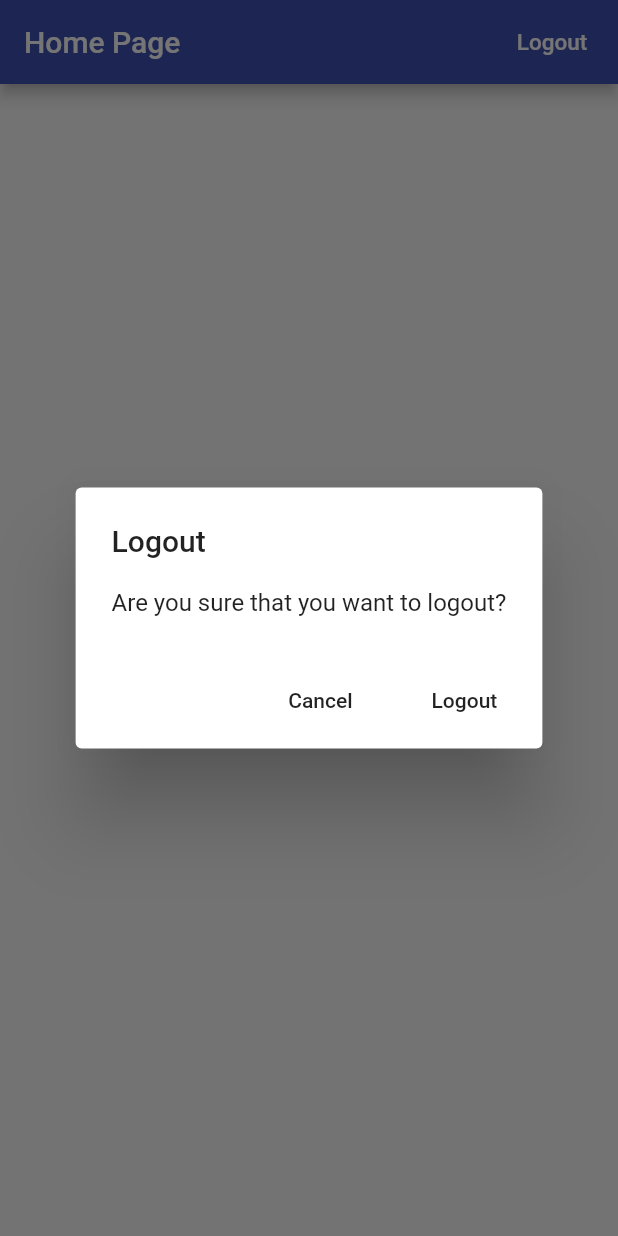
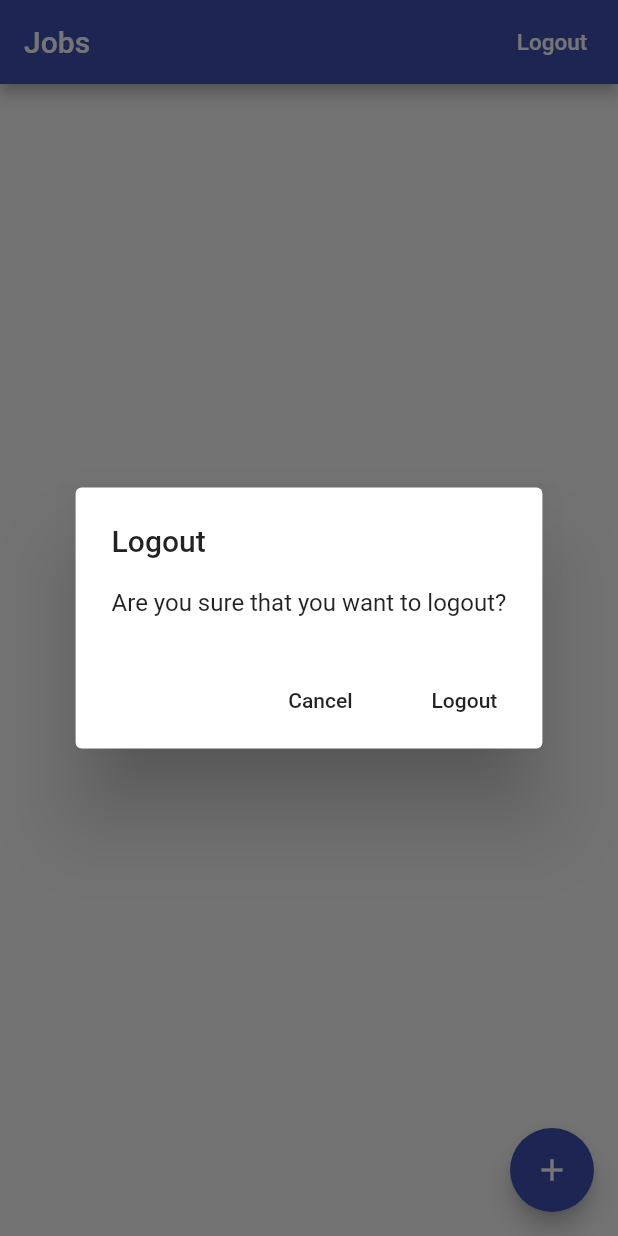
Before and after one commit to iammazharul/time_tracker, a Flutter app: the screen it shows once a user with an empty profile is signed in, after a tap on "Logout", on a phone screen of 412 x 824 dp. Run offline on Flutter 3.47's test engine with Material 2 defaults, Android fonts, the phone set to English and light mode, and no system bars; our stand-ins replace cloud_firestore, firebase_auth, firebase_core, google_sign_in; missing offline and left inert: flutter_facebook_login; accounts and stored records are empty.

Commit message:
17 Databases and Cloud Firestore

```diff
--- /dev/null
+++ b/lib/app/home/jobs_page.dart
@@ -0,0 +1,90 @@
+import 'package:cloud_firestore/cloud_firestore.dart';
+import 'package:flutter/material.dart';
+import 'package:provider/provider.dart';
+import 'package:time_tracker/app/models/job.dart';
+import 'package:time_tracker/common_widget/firebase_platform_exception_alert_dialog.dart';
+import 'package:time_tracker/common_widget/platform_alert_dialog.dart';
+import 'package:time_tracker/services/auth.dart';
+import 'package:time_tracker/services/database.dart';
+
+class JobsPage extends StatelessWidget {
+  Future<void> _signOut(BuildContext context) async {
+    try {
+      final auth = Provider.of<AuthBase>(context, listen: false);
+
+      await auth.signOut();
+    } catch (e) {
+      print(e.toString());
+    }
+  }
+
+  Future<void> _confrimSignOut(BuildContext context) async {
+    final didRequestSignOut = await PlatformAlertDialog(
+      title: 'Logout',
+      content: 'Are you sure that you want to logout?',
+      defaultActiontext: 'Logout',
+      cancelActiontext: 'Cancel',
+    ).show(context);
+    if (didRequestSignOut == true) {
+      _signOut(context);
+    }
+  }
+
+  Future<void> _createJob(BuildContext context) async {
+    try {
+      final database = Provider.of<Database>(context, listen: false);
+      await database.createJob(Job(name: 'Youtubeing', ratePerHour: 15));
+    } on FirebaseException catch (exception) {
+      FirebasePlatformExceptionAlertDialog(
+        title: 'Operation failed',
+        exception: exception,
+      ).show(context);
+    }
+  }
+
+  Widget _buildContent(BuildContext context) {
+    final database = Provider.of<Database>(context);
+
+    return StreamBuilder<List<Job>>(
+      stream: database.jobsStream(),
+      builder: (context, snapshot) {
+        if (snapshot.hasData) {
+          final jobs = snapshot.data;
+          final children = jobs
+              .map(
+                (job) => Text(job.name),
+              )
+              .toList();
+          return ListView(
+            children: children,
+          );
+        }
+        return Center(child: CircularProgressIndicator());
+      },
+      );
+  }
+
+  @override
+  Widget build(BuildContext context) {
+    // final database = Provider.of<Database>(context, listen: false);
+    return Scaffold(
+      appBar: AppBar(
+        title: Text('Jobs'),
+        actions: [
+          FlatButton(
+            onPressed: () => _confrimSignOut(context),
+            child: Text(
+              'Logout',
+              style: TextStyle(fontSize: 15.0, color: Colors.white),
+            ),
+          ),
+        ],
+      ),
+      body: _buildContent(context),
+      floatingActionButton: FloatingActionButton(
+        onPressed: () => _createJob(context),
+        child: Icon(Icons.add),
+      ),
+    );
+  }
+}
--- a/lib/app/home_page.dart
+++ /dev/null
@@ -1,46 +0,0 @@
-import 'package:flutter/material.dart';
-import 'package:provider/provider.dart';
-import 'package:time_tracker/common_widget/platform_alert_dialog.dart';
-import 'package:time_tracker/services/auth.dart';
-
-class HomePage extends StatelessWidget {
-  Future<void> _signOut(BuildContext context) async {
-    try {
-    final auth = Provider.of<AuthBase>(context,listen: false);
-
-      await auth.signOut();
-    } catch (e) {
-      print(e.toString());
-    }
-  }
-
-  Future<void> _confrimSignOut(BuildContext context) async {
-    final didRequestSignOut = await PlatformAlertDialog(
-      title: 'Logout',
-      content: 'Are you sure that you want to logout?',
-      defaultActiontext: 'Logout',
-      cancelActiontext: 'Cancel',
-    ).show(context);
-    if (didRequestSignOut == true) {
-      _signOut(context);
-    }
-  }
-
-  @override
-  Widget build(BuildContext context) {
-    return Scaffold(
-      appBar: AppBar(
-        title: Text('Home Page'),
-        actions: [
-          FlatButton(
-            onPressed: () => _confrimSignOut(context),
-            child: Text(
-              'Logout',
-              style: TextStyle(fontSize: 15.0, color: Colors.white),
-            ),
-          ),
-        ],
-      ),
-    );
-  }
-}
--- a/lib/app/landing_page.dart
+++ b/lib/app/landing_page.dart
@@ -1,13 +1,14 @@
 import 'package:flutter/material.dart';
 import 'package:provider/provider.dart';
-import 'package:time_tracker/app/home_page.dart';
+import 'package:time_tracker/app/home/jobs_page.dart';
 import 'package:time_tracker/app/sign_in/sign_in_page.dart';
 import 'package:time_tracker/services/auth.dart';
+import 'package:time_tracker/services/database.dart';
 
 class LandingPage extends StatelessWidget {
   @override
   Widget build(BuildContext context) {
-    final auth = Provider.of<AuthBase>(context,listen: false);
+    final auth = Provider.of<AuthBase>(context, listen: false);
     return StreamBuilder<User>(
         stream: auth.onAuthStateChange,
         builder: (context, snapshot) {
@@ -16,7 +17,10 @@ class LandingPage extends StatelessWidget {
             if (user == null) {
               return SignInPage.create(context);
             }
-            return HomePage();
+            return Provider<Database>(
+              create: (_) => FireStoreDatabase(uid: user.uid),
+              child: JobsPage(),
+            );
           } else {
             return Scaffold(
               body: Center(
--- /dev/null
+++ b/lib/app/models/job.dart
@@ -0,0 +1,29 @@
+import 'package:flutter/cupertino.dart';
+
+class Job {
+  Job({
+    @required this.name,
+    @required this.ratePerHour,
+  });
+  final String name;
+  final int ratePerHour;
+
+  factory Job.formMap(Map<String, dynamic> data) {
+    if (data == null) {
+      return null;
+    }
+    final String name = data['name'];
+    final int ratePerHour = data['ratePerHour'];
+    return Job(
+      name: name,
+      ratePerHour: ratePerHour,
+    );
+  }
+
+  Map<String, dynamic> toMap() {
+    return {
+      'name': name,
+      'ratePerHour': ratePerHour,
+    };
+  }
+}
--- /dev/null
+++ b/lib/common_widget/firebase_platform_exception_alert_dialog.dart
@@ -0,0 +1,25 @@
+import 'package:cloud_firestore/cloud_firestore.dart';
+import 'package:flutter/foundation.dart';
+import 'platform_alert_dialog.dart';
+
+class FirebasePlatformExceptionAlertDialog extends PlatformAlertDialog {
+  FirebasePlatformExceptionAlertDialog({
+    @required String title,
+    @required FirebaseException exception,
+  }) : super(
+            title: title,
+            content: _message(exception),
+            defaultActiontext: 'OK');
+
+  static String _message(FirebaseException exception) {
+    return _errors[exception.code] ?? exception.message;
+  }
+
+  static Map<String, String> _errors = {
+    'email-already-in-use':
+        'There already exists an account with the given email address.',
+    'invalid-email': 'Thrown if the email address is not valid.',
+    'operation-not-allowed': 'Email/password accounts are not enabled.',
+    'weak-password': 'Thrown if the password is not strong enough.'
+  };
+}
--- /dev/null
+++ b/lib/services/api_path.dart
@@ -0,0 +1,4 @@
+class ApiPath {
+  static String job(String uid, String jobId) => 'users/$uid/jobs/$jobId';
+  static String jobs(String uid) => 'users/$uid/jobs';
+}
--- /dev/null
+++ b/lib/services/database.dart
@@ -0,0 +1,24 @@
+import 'package:flutter/foundation.dart';
+import 'package:time_tracker/app/models/job.dart';
+import 'package:time_tracker/services/api_path.dart';
+import 'package:time_tracker/services/firestore_service.dart';
+
+abstract class Database {
+  Future<void> createJob(Job job);
+  Stream<List<Job>> jobsStream();
+}
+
+class FireStoreDatabase implements Database {
+  FireStoreDatabase({@required this.uid}) : assert(uid != null);
+  final String uid;
+  final _service = FirestoreService.instance;
+  @override
+  Future<void> createJob(Job job) async => await _service.setData(
+        documentPath: ApiPath.job(uid, 'job_abc'),
+        data: job.toMap(),
+      );
+  Stream<List<Job>> jobsStream() => _service.collectionStream(
+        documentPath: ApiPath.jobs(uid),
+        builder: (data) => Job.formMap(data),
+      );
+}
--- /dev/null
+++ b/lib/services/firestore_service.dart
@@ -0,0 +1,26 @@
+import 'package:cloud_firestore/cloud_firestore.dart';
+import 'package:flutter/foundation.dart';
+
+class FirestoreService {
+  FirestoreService._();
+  static final instance = FirestoreService._();
+
+  Future<void> setData({String documentPath, Map<String, dynamic> data}) async {
+    final documantReference = FirebaseFirestore.instance.doc(documentPath);
+    await documantReference.set(data);
+  }
+
+  Stream<List<T>> collectionStream<T>({
+    @required String documentPath,
+    @required T builder(Map<String, dynamic> data),
+  }) {
+    final documantReference =
+        FirebaseFirestore.instance.collection(documentPath);
+    final snapshots = documantReference.snapshots();
+    return snapshots.map((snapshot) => snapshot.docs
+        .map(
+          (snapshot) => builder(snapshot.data()),
+        )
+        .toList());
+  }
+}
--- a/pubspec.yaml
+++ b/pubspec.yaml
@@ -30,6 +30,7 @@ dependencies:
   cupertino_icons: ^1.0.0
   firebase_core: ^0.5.3
   firebase_auth: ^0.18.4+1
+  cloud_firestore: ^0.14.4
   google_sign_in: ^4.5.6
   flutter_facebook_login: ^3.0.0
   provider: ^4.3.2+3
```
Also changed, not shown: pubspec.lock.
